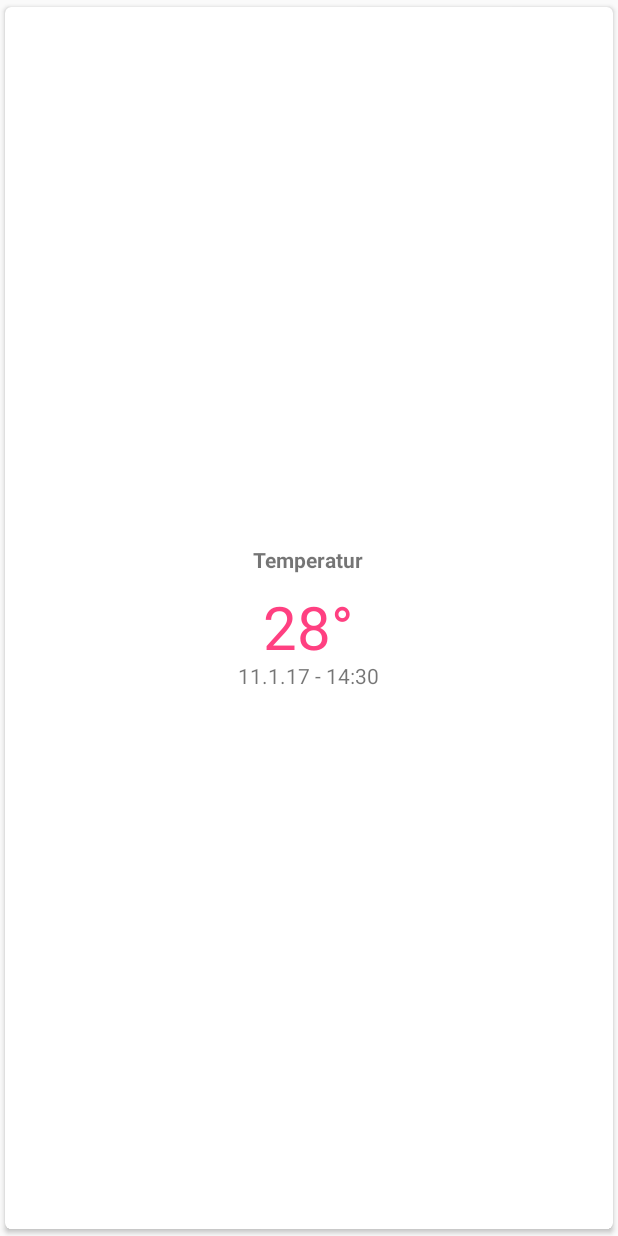
After one commit to gnolle/BluetoothTest, an Android app: the layout action_card_text.xml on its own in the app's theme, with its tools: preview values and no code run, on a phone screen of 412 x 824 dp. The commit adds this screen. Run offline under Robolectric (Android 15) with nearby library versions, the phone set to English and light mode, and no system bars.

Commit message:
Added classes for Action Cards.

```diff
--- /dev/null
+++ b/app/src/main/res/layout/action_card_text.xml
@@ -0,0 +1,52 @@
+<?xml version="1.0" encoding="utf-8"?>
+<FrameLayout xmlns:android="http://schemas.android.com/apk/res/android"
+    xmlns:app="http://schemas.android.com/apk/res-auto"
+    android:layout_width="match_parent"
+    android:layout_height="match_parent">
+
+    <android.support.v7.widget.CardView
+        android:layout_width="match_parent"
+        android:layout_height="match_parent"
+        app:cardCornerRadius="4dp"
+        app:cardUseCompatPadding="true">
+
+        <RelativeLayout
+            android:layout_width="wrap_content"
+            android:layout_height="wrap_content"
+            android:layout_gravity="center"
+            android:padding="24dp">
+
+            <TextView
+                android:id="@+id/action_title"
+                android:layout_width="wrap_content"
+                android:layout_height="wrap_content"
+                android:layout_centerHorizontal="true"
+                android:text="Temperatur"
+                android:textStyle="bold" />
+
+            <TextView
+                android:id="@+id/action_text"
+                android:layout_width="wrap_content"
+                android:layout_height="48dp"
+                android:layout_below="@id/action_title"
+                android:layout_centerHorizontal="true"
+                android:layout_marginTop="8dp"
+                android:gravity="center"
+                android:text="28°"
+                android:textColor="@color/colorAccent"
+                android:textSize="40sp" />
+
+            <TextView
+                android:id="@+id/action_state"
+                android:layout_width="wrap_content"
+                android:layout_height="wrap_content"
+                android:layout_below="@id/action_text"
+                android:layout_centerHorizontal="true"
+                android:layout_marginTop="2dp"
+                android:text="11.1.17 - 14:30" />
+
+        </RelativeLayout>
+
+    </android.support.v7.widget.CardView>
+
+</FrameLayout>
--- a/app/src/main/res/values/styles.xml
+++ b/app/src/main/res/values/styles.xml
@@ -11,8 +11,7 @@
     <style name="action_card_icon_style">
         <item name="android:layout_width">48dp</item>
         <item name="android:layout_height">48dp</item>
-        <item name="android:tint">#000</item>
-        <item name="android:alpha">0.56</item>
+        <item name="android:tint">@color/colorAccent</item>
     </style>
 
 </resources>
```
Also changed, not shown: app/src/main/java/com/example/jkn/bluetoothtest/ActionCard.java (added, +58 -0 lines), app/src/main/java/com/example/jkn/bluetoothtest/IconActionCard.java (added, +44 -0 lines), app/src/main/java/com/example/jkn/bluetoothtest/TextActionCard.java (added, +8 -0 lines), app/src/main/res/values/attr.xml (added, +13 -0 lines), app/src/main/res/layout/action_card_icon.xml (renamed from app/src/main/res/layout/action_card.xml).
